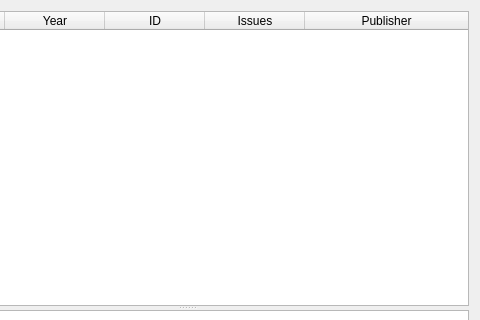
Old version of the form comictaggerlib/ui/volumeselectionwindow.ui in the repository MichaelFitzurka/comictagger; both pictures show x 413 to 893 and y 0 to 320 of the 893 by 476 pixel window.
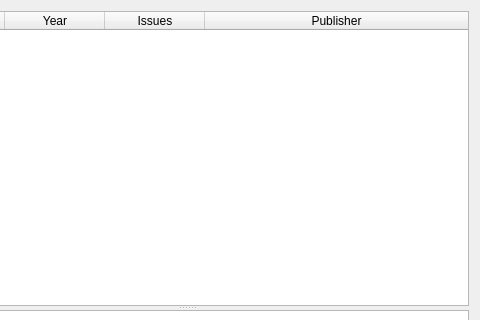
New version of the form.

Commit message: Removing key id

Diff of the .ui file:
```diff
--- a/comictaggerlib/ui/volumeselectionwindow.ui
+++ b/comictaggerlib/ui/volumeselectionwindow.ui
@@ -68,7 +68,7 @@
            <number>0</number>
           </property>
           <property name="columnCount">
-           <number>5</number>
+           <number>4</number>
           </property>
           <attribute name="horizontalHeaderStretchLastSection">
            <bool>true</bool>
@@ -89,11 +89,6 @@
             <set>AlignCenter</set>
            </property>
           </column>
-          <column>
-           <property name="text">
-            <string>ID</string>
-           </property>
-          </column>
           <column>
            <property name="text">
             <string>Issues</string>
```
